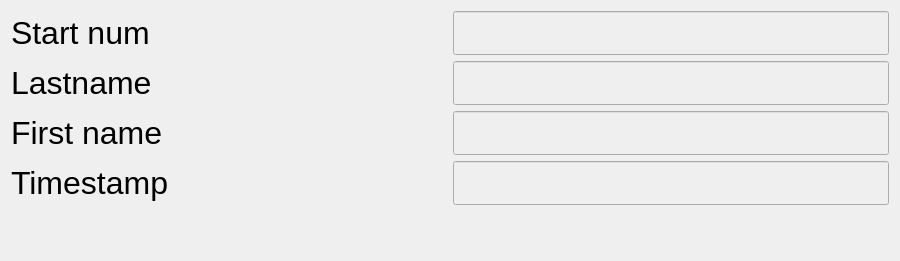
Above: src/views/sendresult/sendresult.ui from stivehu/um3 before the change. Below: the same form after it.
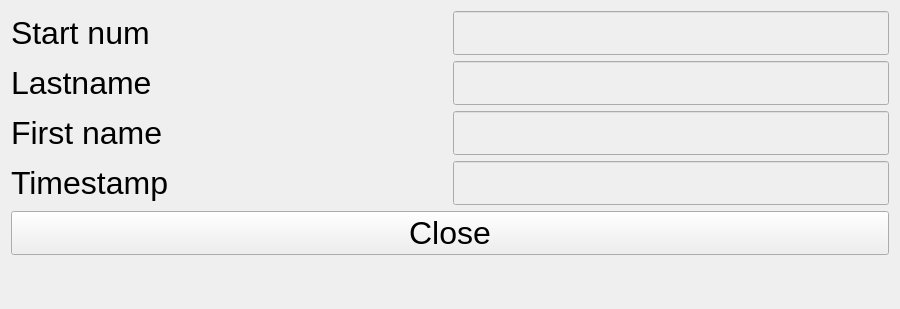
That is the form after the change.

Patch:
```diff
--- a/src/views/sendresult/sendresult.ui
+++ b/src/views/sendresult/sendresult.ui
@@ -171,6 +171,24 @@
      </item>
     </layout>
    </item>
+   <item>
+    <widget class="QPushButton" name="closePushButton">
+     <property name="sizePolicy">
+      <sizepolicy hsizetype="Expanding" vsizetype="Expanding">
+       <horstretch>0</horstretch>
+       <verstretch>0</verstretch>
+      </sizepolicy>
+     </property>
+     <property name="font">
+      <font>
+       <pointsize>24</pointsize>
+      </font>
+     </property>
+     <property name="text">
+      <string>Close</string>
+     </property>
+    </widget>
+   </item>
    <item>
     <widget class="QLabel" name="statusBar">
      <property name="sizePolicy">
```
